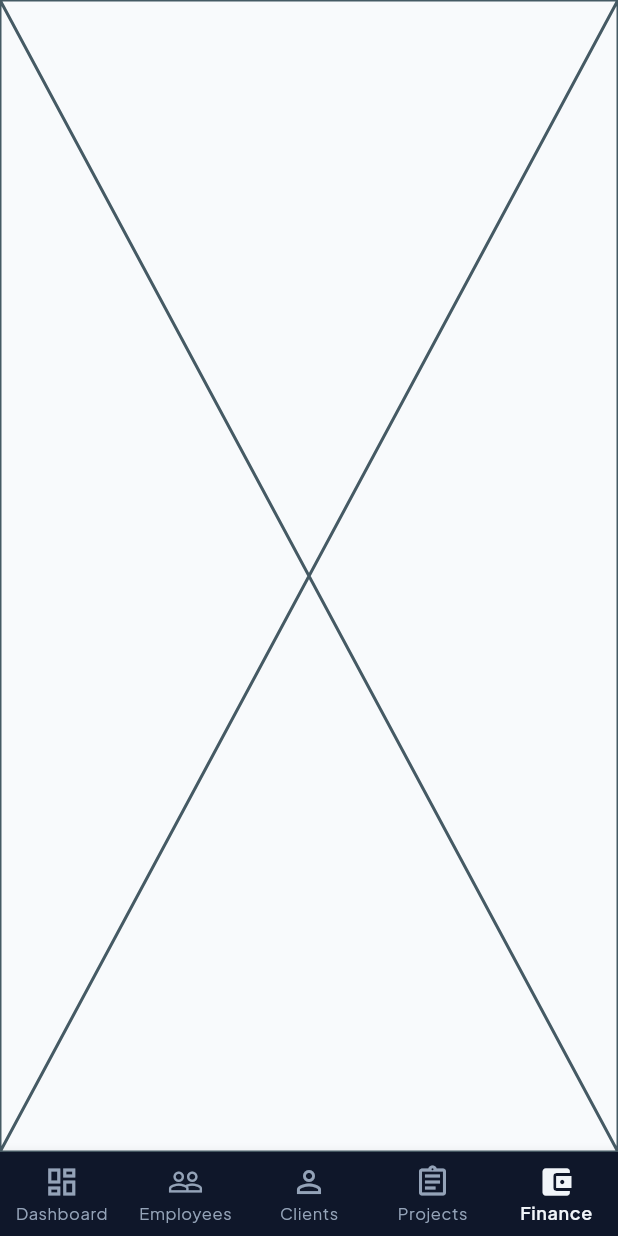
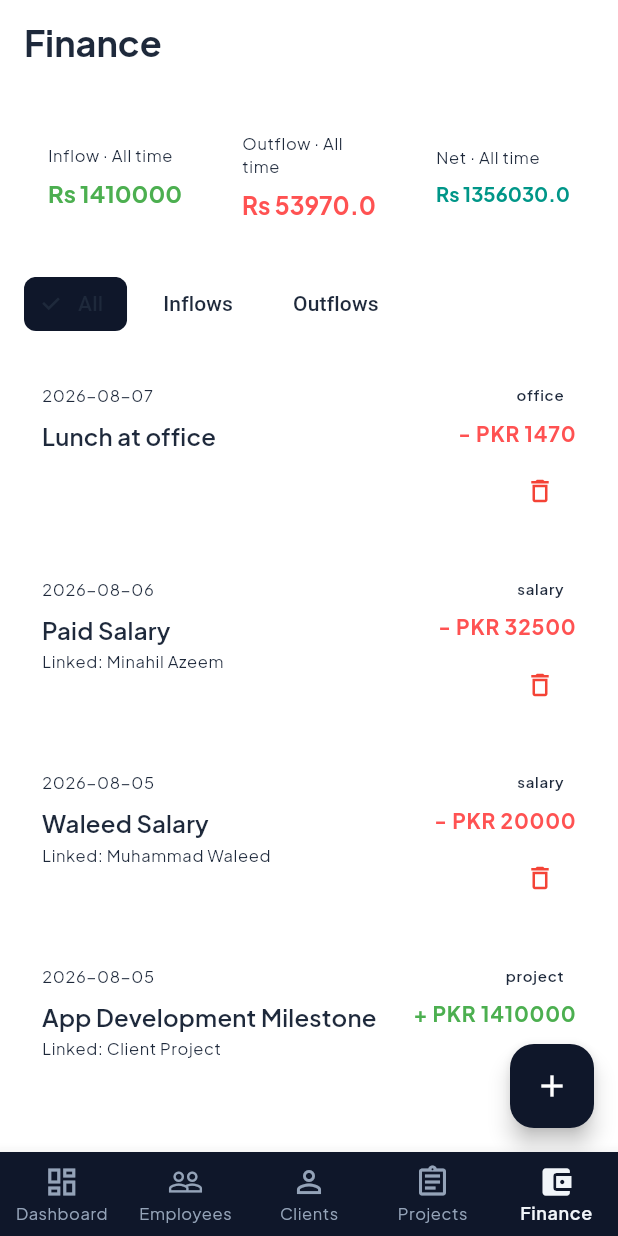
Before and after one commit to Afnan-Ali1305/ashtech-admin-panel, a Flutter app: the screen it shows after launch, item 5 of the bottom bar chosen, on a phone screen of 412 x 824 dp. Run offline on Flutter 3.47's test engine with Material 3 defaults, Android fonts, the phone set to English and light mode, and no system bars; our stand-ins replace auto_route, flutter_local_notifications, flutter_riverpod, gap, google_fonts, pdf.

Commit message:
finance complete without dynamic data

```diff
--- /dev/null
+++ b/lib/features/finance/model/transaction_model.dart
@@ -0,0 +1,21 @@
+enum TransactionType { inflow, outflow }
+
+final class TransactionModel {
+  final String id;
+  final String date;
+  final String category;
+  final String description;
+  final String? linkedTo;
+  final double amount;
+  final TransactionType type;
+
+  const TransactionModel({
+    required this.id,
+    required this.date,
+    required this.category,
+    required this.description,
+    this.linkedTo,
+    required this.amount,
+    required this.type,
+  });
+}
--- /dev/null
+++ b/lib/features/finance/provider/finance_provider.dart
@@ -0,0 +1,127 @@
+import 'package:ashtech_app/features/finance/model/transaction_model.dart';
+import 'package:flutter_riverpod/legacy.dart';
+
+final class FinanceState {
+  final List<TransactionModel> transactions;
+  final String filterType; // 'All', 'Inflows', 'Outflows'
+  final TransactionModel? selectedTransaction;
+
+  const FinanceState({
+    required this.transactions,
+    this.filterType = 'All',
+    this.selectedTransaction,
+  });
+
+  double get totalInflow => transactions
+      .where((t) => t.type == TransactionType.inflow)
+      .fold(0.0, (sum, t) => sum + t.amount);
+
+  double get totalOutflow => transactions
+      .where((t) => t.type == TransactionType.outflow)
+      .fold(0.0, (sum, t) => sum + t.amount);
+
+  double get netBalance => totalInflow - totalOutflow;
+
+  List<TransactionModel> get filteredTransactions {
+    if (filterType == 'Inflows') {
+      return transactions.where((t) => t.type == TransactionType.inflow).toList();
+    } else if (filterType == 'Outflows') {
+      return transactions.where((t) => t.type == TransactionType.outflow).toList();
+    }
+    return transactions;
+  }
+
+  FinanceState copyWith({
+    List<TransactionModel>? transactions,
+    String? filterType,
+    TransactionModel? selectedTransaction,
+    bool clearSelected = false,
+  }) {
+    return FinanceState(
+      transactions: transactions ?? this.transactions,
+      filterType: filterType ?? this.filterType,
+      selectedTransaction: clearSelected
+          ? null
+          : (selectedTransaction ?? this.selectedTransaction),
+    );
+  }
+}
+
+final class FinanceNotifier extends StateNotifier<FinanceState> {
+  FinanceNotifier() : super(const FinanceState(transactions: [])) {
+    _loadInitialData();
+  }
+
+  void _loadInitialData() {
+    state = state.copyWith(
+      transactions: [
+        const TransactionModel(
+          id: '1',
+          date: '2026-08-07',
+          category: 'office',
+          description: 'Lunch at office',
+          amount: 1470,
+          type: TransactionType.outflow,
+        ),
+        const TransactionModel(
+          id: '2',
+          date: '2026-08-06',
+          category: 'salary',
+          description: 'Paid Salary',
+          linkedTo: 'Minahil Azeem',
+          amount: 32500,
+          type: TransactionType.outflow,
+        ),
+        const TransactionModel(
+          id: '3',
+          date: '2026-08-05',
+          category: 'salary',
+          description: 'Waleed Salary',
+          linkedTo: 'Muhammad Waleed',
+          amount: 20000,
+          type: TransactionType.outflow,
+        ),
+        const TransactionModel(
+          id: '4',
+          date: '2026-08-05',
+          category: 'project',
+          description: 'App Development Milestone',
+          linkedTo: 'Client Project',
+          amount: 1410000,
+          type: TransactionType.inflow,
+        ),
+      ],
+    );
+  }
+
+  void selectTransaction(TransactionModel transaction) {
+    if (state.selectedTransaction?.id == transaction.id) {
+      state = state.copyWith(clearSelected: true);
+    } else {
+      state = state.copyWith(selectedTransaction: transaction);
+    }
+  }
+
+  void setFilter(String filter) {
+    state = state.copyWith(filterType: filter);
+  }
+
+  void addTransaction(TransactionModel transaction) {
+    state = state.copyWith(
+      transactions: [transaction, ...state.transactions],
+    );
+  }
+
+  void deleteTransaction(String id) {
+    final updated = state.transactions.where((t) => t.id != id).toList();
+    final clearSel = state.selectedTransaction?.id == id;
+    state = state.copyWith(
+      transactions: updated,
+      clearSelected: clearSel,
+    );
+  }
+}
+
+final financeProvider = StateNotifierProvider<FinanceNotifier, FinanceState>(
+  (ref) => FinanceNotifier(),
+);
--- a/lib/features/finance/screen/finance_screen.dart
+++ b/lib/features/finance/screen/finance_screen.dart
@@ -1,11 +1,154 @@
-import 'package:auto_route/annotations.dart';
+import 'package:ashtech_app/core/extension/extension_constant.dart';
+import 'package:ashtech_app/features/finance/provider/finance_provider.dart';
+import 'package:ashtech_app/features/finance/widgets/add_transaction_dialog.dart';
+import 'package:ashtech_app/features/finance/widgets/metric_card_widget.dart';
+import 'package:ashtech_app/features/finance/widgets/transaction_tile_widget.dart';
+import 'package:auto_route/auto_route.dart';
 import 'package:flutter/material.dart';
+import 'package:flutter_riverpod/flutter_riverpod.dart';
+import 'package:gap/gap.dart';
+
 @RoutePage()
-class FinanceScreen extends StatelessWidget {
+class FinanceScreen extends ConsumerWidget {
   const FinanceScreen({super.key});
 
   @override
-  Widget build(BuildContext context) {
-    return const Placeholder();
+  Widget build(BuildContext context, WidgetRef ref) {
+    final state = ref.watch(financeProvider);
+    final notifier = ref.read(financeProvider.notifier);
+
+    return Scaffold(
+      backgroundColor: context.colorScheme.surface,
+      appBar: AppBar(
+        title: Text(
+          'Finance',
+          style: context.textTheme.displayMedium?.copyWith(
+            fontWeight: FontWeight.bold,
+          ),
+        ),
+        backgroundColor: context.colorScheme.surface,
+        elevation: 0,
+        actions: [
+          if (state.selectedTransaction != null)
+            Padding(
+              padding: const EdgeInsets.only(right: 12.0),
+              child: OutlinedButton.icon(
+                onPressed: null, // Non-functional placeholder as requested
+                icon: const Icon(Icons.download, size: 18),
+                label: const Text('Download Detail'),
+                style: OutlinedButton.styleFrom(
+                  shape: RoundedRectangleBorder(
+                    borderRadius: BorderRadius.circular(8),
+                  ),
+                ),
+              ),
+            ),
+        ],
+      ),
+      floatingActionButton: FloatingActionButton(
+        backgroundColor: context.colorScheme.primary,
+        onPressed: () {
+          showDialog(
+            context: context,
+            builder: (ctx) => AddTransactionDialog(
+              onAdd: (transaction) => notifier.addTransaction(transaction),
+            ),
+          );
+        },
+        child: Icon(Icons.add, color: context.colorScheme.onPrimary),
+      ),
+      body: SafeArea(
+        child: Padding(
+          padding: const EdgeInsets.all(16.0),
+          child: Column(
+            crossAxisAlignment: CrossAxisAlignment.start,
+            children: [
+              // Metrics Summary Grid
+              Row(
+                children: [
+                  Expanded(
+                    child: MetricCardWidget(
+                      label: 'Inflow · All time',
+                      amount: 'Rs ${state.totalInflow.toStringAsFixed(0)}',
+                      valueColor: Colors.green,
+                    ),
+                  ),
+                  const Gap(8),
+                  Expanded(
+                    child: MetricCardWidget(
+                      label: 'Outflow · All time',
+                      amount: 'Rs ${state.totalOutflow.toStringAsFixed(1)}',
+                      valueColor: Colors.redAccent,
+                    ),
+                  ),
+                  const Gap(8),
+                  Expanded(
+                    child: MetricCardWidget(
+                      label: 'Net · All time',
+                      amount: 'Rs ${state.netBalance.toStringAsFixed(1)}',
+                      valueColor: Colors.teal,
+                    ),
+                  ),
+                ],
+              ),
+              const Gap(16),
+
+              // Filter Tabs
+              Row(
+                children: ['All', 'Inflows', 'Outflows'].map((filter) {
+                  final isSelected = state.filterType == filter;
+                  return Padding(
+                    padding: const EdgeInsets.only(right: 8.0),
+                    child: FilterChip(
+                      selected: isSelected,
+                      label: Text(filter),
+                      onSelected: (_) => notifier.setFilter(filter),
+                      shape: RoundedRectangleBorder(
+                        borderRadius: BorderRadius.circular(8),
+                      ),
+                      side: BorderSide.none,
+                      backgroundColor: context
+                          .colorScheme
+                          .surfaceContainerHighest
+                          .withOpacity(0.3),
+                      selectedColor: context.colorScheme.primaryContainer,
+                    ),
+                  );
+                }).toList(),
+              ),
+              const Gap(16),
+
+              // Transaction List
+              Expanded(
+                child: state.filteredTransactions.isEmpty
+                    ? Center(
+                        child: Text(
+                          'No transactions found.',
+                          style: context.textTheme.bodyMedium?.copyWith(
+                            color: context.colorScheme.onSurfaceVariant,
+                          ),
+                        ),
+                      )
+                    : ListView.builder(
+                        itemCount: state.filteredTransactions.length,
+                        itemBuilder: (context, index) {
+                          final tx = state.filteredTransactions[index];
+                          final isSelected =
+                              state.selectedTransaction?.id == tx.id;
+
+                          return TransactionTileWidget(
+                            transaction: tx,
+                            isSelected: isSelected,
+                            onTap: () => notifier.selectTransaction(tx),
+                            onDelete: () => notifier.deleteTransaction(tx.id),
+                          );
+                        },
+                      ),
+              ),
+            ],
+          ),
+        ),
+      ),
+    );
   }
 }
--- /dev/null
+++ b/lib/features/finance/widgets/metric_card_widget.dart
@@ -0,0 +1,49 @@
+import 'package:ashtech_app/core/extension/extension_constant.dart';
+import 'package:flutter/material.dart';
+import 'package:gap/gap.dart';
+
+class MetricCardWidget extends StatelessWidget {
+  final String label;
+  final String amount;
+  final Color valueColor;
+
+  const MetricCardWidget({
+    super.key,
+    required this.label,
+    required this.amount,
+    required this.valueColor,
+  });
+
+  @override
+  Widget build(BuildContext context) {
+    return Container(
+      padding: const EdgeInsets.all(16),
+      decoration: BoxDecoration(
+        color: context.colorScheme.surfaceContainerHighest.withOpacity(0.4),
+        borderRadius: BorderRadius.circular(12),
+      ),
+      child: Column(
+        crossAxisAlignment: CrossAxisAlignment.start,
+        children: [
+          Text(
+            label,
+            style: context.textTheme.bodySmall?.copyWith(
+              color: context.colorScheme.onSurfaceVariant,
+            ),
+          ),
+          const Gap(8),
+          FittedBox(
+            fit: BoxFit.scaleDown,
+            child: Text(
+              amount,
+              style: context.textTheme.titleLarge?.copyWith(
+                color: valueColor,
+                fontWeight: FontWeight.bold,
+              ),
+            ),
+          ),
+        ],
+      ),
+    );
+  }
+}
--- /dev/null
+++ b/lib/features/finance/widgets/transaction_tile_widget.dart
@@ -0,0 +1,116 @@
+import 'package:ashtech_app/core/extension/extension_constant.dart';
+import 'package:ashtech_app/features/finance/model/transaction_model.dart';
+import 'package:flutter/material.dart';
+import 'package:gap/gap.dart';
+
+class TransactionTileWidget extends StatelessWidget {
+  final TransactionModel transaction;
+  final bool isSelected;
+  final VoidCallback onTap;
+  final VoidCallback onDelete;
+
+  const TransactionTileWidget({
+    super.key,
+    required this.transaction,
+    required this.isSelected,
+    required this.onTap,
+    required this.onDelete,
+  });
+
+  @override
+  Widget build(BuildContext context) {
+    final isOutflow = transaction.type == TransactionType.outflow;
+    final amountPrefix = isOutflow ? '- PKR' : '+ PKR';
+    final amountColor = isOutflow ? Colors.redAccent : Colors.green;
+
+    return Container(
+      margin: const EdgeInsets.only(bottom: 8),
+      decoration: BoxDecoration(
+        color: isSelected
+            ? context.colorScheme.primaryContainer.withOpacity(0.3)
+            : context.colorScheme.surfaceContainerHighest.withOpacity(0.3),
+        borderRadius: BorderRadius.circular(12),
+      ),
+      child: InkWell(
+        onTap: onTap,
+        borderRadius: BorderRadius.circular(12),
+        child: Padding(
+          padding: const EdgeInsets.all(12.0),
+          child: Column(
+            crossAxisAlignment: CrossAxisAlignment.start,
+            children: [
+              Row(
+                mainAxisAlignment: MainAxisAlignment.spaceBetween,
+                children: [
+                  Text(
+                    transaction.date,
+                    style: context.textTheme.bodySmall?.copyWith(
+                      color: context.colorScheme.onSurfaceVariant,
+                    ),
+                  ),
+                  Container(
+                    padding: const EdgeInsets.symmetric(horizontal: 8, vertical: 2),
+                    decoration: BoxDecoration(
+                      color: context.colorScheme.surface,
+                      borderRadius: BorderRadius.circular(6),
+                    ),
+                    child: Text(
+                      transaction.category,
+                      style: context.textTheme.labelSmall,
+                    ),
+                  ),
+                ],
+              ),
+              const Gap(6),
+              Row(
+                crossAxisAlignment: CrossAxisAlignment.start,
+                children: [
+                  Expanded(
+                    child: Column(
+                      crossAxisAlignment: CrossAxisAlignment.start,
+                      children: [
+                        Text(
+                          transaction.description,
+                          style: context.textTheme.titleMedium?.copyWith(
+                            fontWeight: FontWeight.w600,
+                          ),
+                        ),
+                        if (transaction.linkedTo != null) ...[
+                          const Gap(2),
+                          Text(
+                            'Linked: ${transaction.linkedTo}',
+                            style: context.textTheme.bodySmall?.copyWith(
+                              color: context.colorScheme.onSurfaceVariant,
+                            ),
+                          ),
+                        ],
+                      ],
+                    ),
+                  ),
+                  Column(
+                    crossAxisAlignment: CrossAxisAlignment.end,
+                    children: [
+                      Text(
+                        '$amountPrefix ${transaction.amount.toStringAsFixed(0)}',
+                        style: context.textTheme.bodyLarge?.copyWith(
+                          color: amountColor,
+                        ),
+                      ),
+                      const Gap(4),
+                      IconButton(
+                        constraints: const BoxConstraints(),
+                        padding: EdgeInsets.zero,
+                        icon: const Icon(Icons.delete_outline, size: 20, color: Colors.red),
+                        onPressed: onDelete,
+                      ),
+                    ],
+                  ),
+                ],
+              ),
+            ],
+          ),
+        ),
+      ),
+    );
+  }
+}
```
Also changed, not shown: lib/features/finance/widgets/add_transaction_dialog.dart (added, +96 -0 lines).
